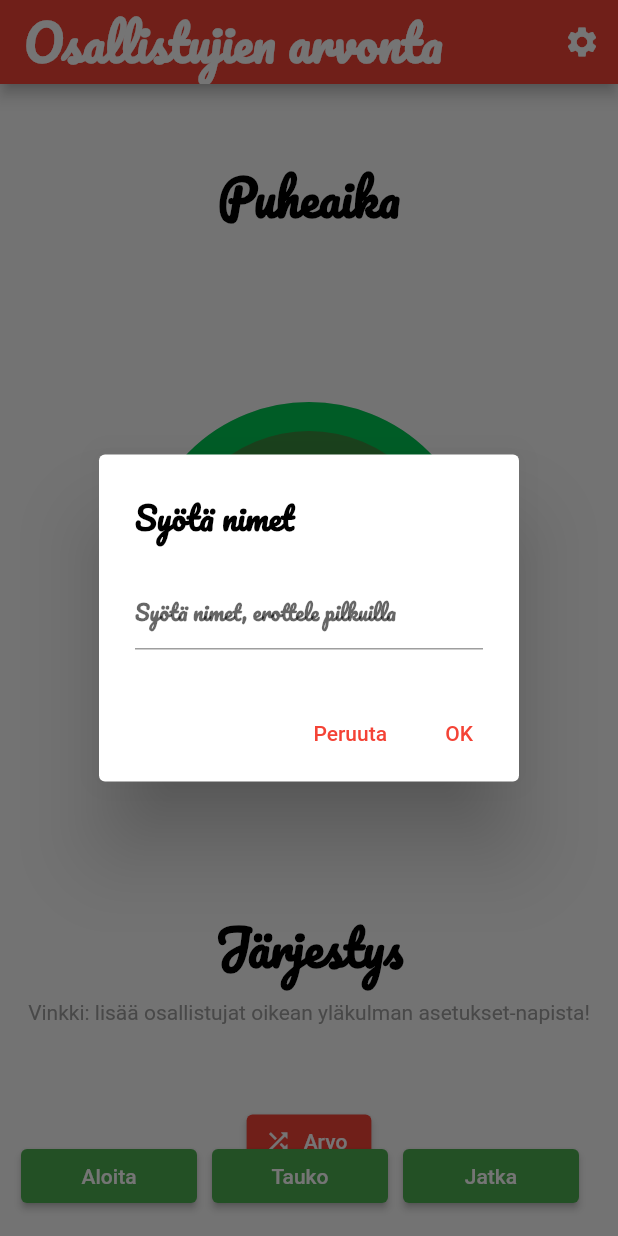
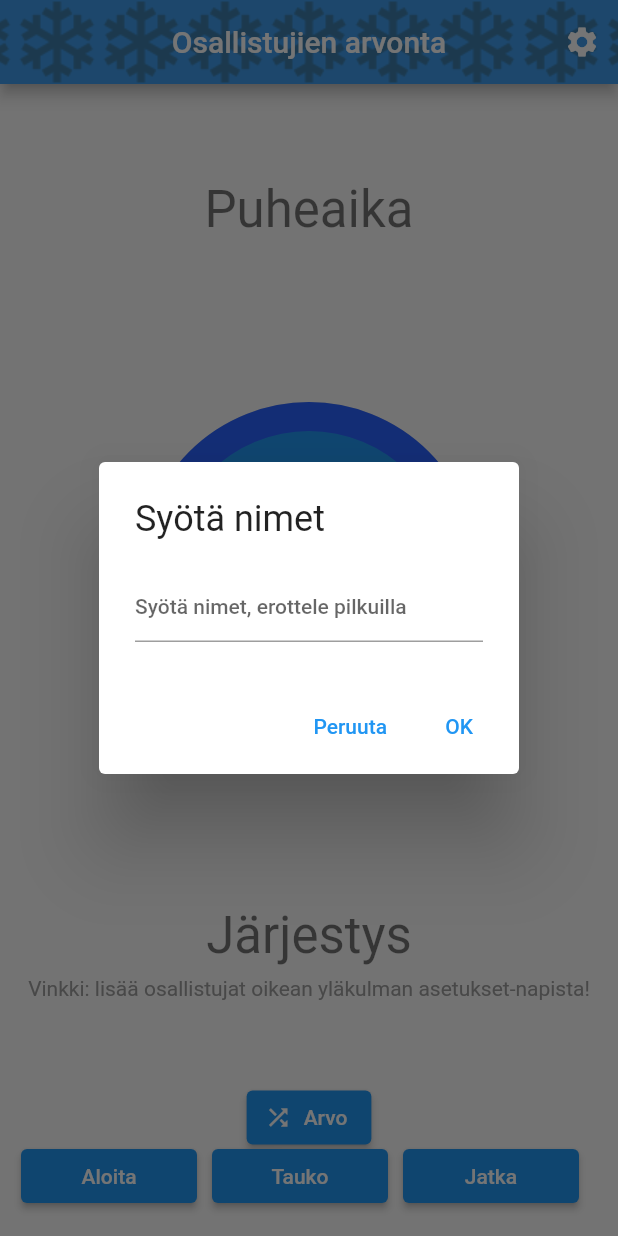
Before and after one commit to areee/flutter_participants_lottery, a Flutter app: the screen it shows after launch, after a tap on the "settings" icon, on a phone screen of 412 x 824 dp. Run offline on Flutter 3.47's test engine with Material 2 defaults, Android fonts, the phone set to English and light mode, and no system bars; drawn by our look-alikes of circular_countdown_timer; our stand-ins replace google_fonts, shared_preferences; missing offline and left inert: emoji_alert.

Commit message:
Icons & style updates (#30)
* Add fpl icons & update the app style

* Decorate the app bar with snow flakes ('lumihiutale.png')

```diff
--- a/lib/fpl_theme.dart
+++ b/lib/fpl_theme.dart
@@ -1,5 +1,7 @@
 import 'package:flutter/material.dart';
 import 'package:google_fonts/google_fonts.dart';
+
+// TODO: Update this class
 
 class FplTheme {
   static TextTheme lightTextTheme = TextTheme(
--- a/lib/home_page.dart
+++ b/lib/home_page.dart
@@ -5,7 +5,6 @@ import 'package:circular_countdown_timer/circular_countdown_timer.dart';
 import 'package:shared_preferences/shared_preferences.dart';
 import 'package:emoji_alert/emoji_alert.dart';
 // import 'package:audioplayers/audioplayers.dart'; // Do not use for now (to support also Windows desktop)
-import 'fpl_theme.dart';
 import 'src/countdown_button.dart';
 import 'src/lottery_logic.dart' as lottery;
 import 'src/string_helper.dart' as string_helper;
@@ -81,8 +80,8 @@ class _HomePageState extends State<HomePage> {
           Navigator.pop(context);
         },
         description: Column(
-          children: [
-            Text('Aika loppui', style: FplTheme.darkTextTheme.headline2),
+          children: const [
+            Text('Aika loppui', style: TextStyle(color: Colors.white)),
           ],
         )).displayAlert(context);
   }
@@ -106,7 +105,7 @@ class _HomePageState extends State<HomePage> {
           return AlertDialog(
             title: Text(
               'Syötä nimet',
-              style: Theme.of(context).textTheme.headline2,
+              style: Theme.of(context).textTheme.headline5,
             ),
             content: TextField(
               controller: _textEditingController
@@ -159,7 +158,15 @@ class _HomePageState extends State<HomePage> {
         backgroundColor: Theme.of(context).colorScheme.primary,
         title: Text(
           widget.title,
-          style: FplTheme.darkTextTheme.headline1,
+        ),
+        centerTitle: true,
+        flexibleSpace: Container(
+          decoration: const BoxDecoration(
+            image: DecorationImage(
+              repeat: ImageRepeat.repeatX,
+              image: AssetImage('assets/images/lumihiutale.png'),
+            ),
+          ),
         ),
         actions: [
           IconButton(
@@ -179,7 +186,7 @@ class _HomePageState extends State<HomePage> {
               padding: const EdgeInsets.all(8.0),
               child: Text(
                 'Puheaika',
-                style: Theme.of(context).textTheme.headline1,
+                style: Theme.of(context).textTheme.headline4,
               ),
             ),
             Padding(
@@ -189,12 +196,12 @@ class _HomePageState extends State<HomePage> {
                 height: MediaQuery.of(context).size.height / 2,
                 duration: _duration,
                 initialDuration: 0,
-                fillColor: Colors.greenAccent[700]!,
+                fillColor: Colors.blueAccent[700]!,
                 ringColor: Colors.grey[300]!,
                 controller: _countDownController,
                 ringGradient: null,
                 fillGradient: null,
-                backgroundColor: Colors.green[700],
+                backgroundColor: Colors.blue,
                 backgroundGradient: null,
                 strokeWidth: 20.0,
                 strokeCap: StrokeCap.round,
@@ -202,7 +209,7 @@ class _HomePageState extends State<HomePage> {
                     fontSize: 33.0,
                     color: Colors.white,
                     fontWeight: FontWeight.bold),
-                textFormat: CountdownTextFormat.S,
+                textFormat: CountdownTextFormat.MM_SS,
                 isReverse: true,
                 isReverseAnimation: true,
                 isTimerTextShown: true,
@@ -221,7 +228,7 @@ class _HomePageState extends State<HomePage> {
               padding: const EdgeInsets.all(8.0),
               child: Text(
                 'Järjestys',
-                style: Theme.of(context).textTheme.headline1,
+                style: Theme.of(context).textTheme.headline4,
               ),
             ),
             SizedBox(
--- a/lib/main.dart
+++ b/lib/main.dart
@@ -1,6 +1,6 @@
 import 'package:flutter/material.dart';
+import 'package:google_fonts/google_fonts.dart';
 import 'home_page.dart';
-import 'fpl_theme.dart';
 
 void main() {
   runApp(const FplApp());
@@ -14,8 +14,23 @@ class FplApp extends StatelessWidget {
     return MaterialApp(
       debugShowCheckedModeBanner: false,
       title: 'Osallistujien arvonta',
-      theme: FplTheme.light(),
-      darkTheme: FplTheme.dark(),
+      darkTheme: ThemeData(
+        brightness: Brightness.dark,
+        primarySwatch: Colors.blue,
+        textTheme: GoogleFonts.fredokaOneTextTheme(
+          Theme.of(context).textTheme.apply(
+                bodyColor: Colors.white,
+                displayColor: Colors.white,
+              ),
+        ),
+      ),
+      theme: ThemeData(
+        brightness: Brightness.light,
+        primarySwatch: Colors.blue,
+        textTheme: GoogleFonts.fredokaOneTextTheme(
+          Theme.of(context).textTheme,
+        ),
+      ),
       home: const HomePage(title: 'Osallistujien arvonta'),
     );
   }
--- a/lib/src/countdown_button.dart
+++ b/lib/src/countdown_button.dart
@@ -17,7 +17,7 @@ class CountdownButton extends StatelessWidget {
             ),
             onPressed: onPressed,
             style: ElevatedButton.styleFrom(
-              primary: Colors.green,
+              primary: Colors.blue,
               onPrimary: Colors.white,
             )));
   }
--- a/pubspec.yaml
+++ b/pubspec.yaml
@@ -28,6 +28,10 @@ dev_dependencies:
 
 flutter:
   uses-material-design: true
+  assets:
+    - LICENSE.md
+    - README.md
+    - assets/images/lumihiutale.png
 
   # Do not use for now (to support also Windows desktop)
   # assets:
```
Also changed, not shown: assets/images/lumihiutale.png (added), 6 other files.
